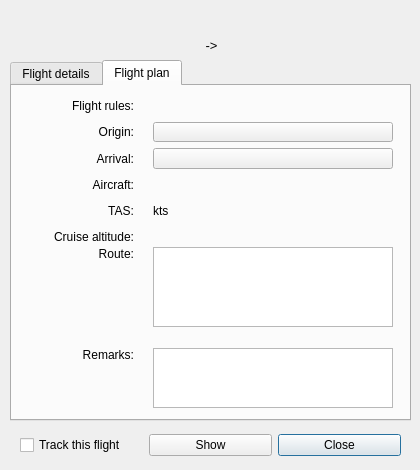
Old version of the form source/ui/resources/flightdetailswindow.ui in the repository Vatsinator/vatsinator-legacy.
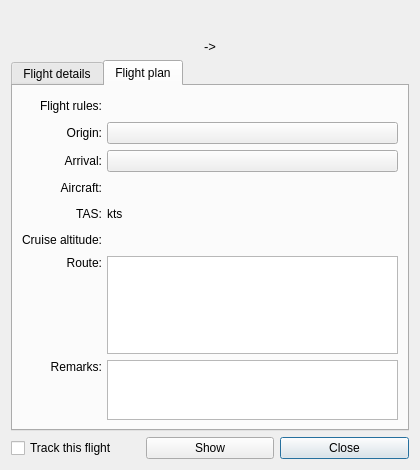
New version of the form. The open tabs and pages were chosen to show the change. Icons and pictures are not drawn. Custom widgets are drawn as their Qt base class.

What changed in the file:
```diff
--- a/source/ui/resources/flightdetailswindow.ui
+++ b/source/ui/resources/flightdetailswindow.ui
@@ -13,24 +13,6 @@
     <height>470</height>
    </rect>
   </property>
-  <property name="sizePolicy">
-   <sizepolicy hsizetype="Fixed" vsizetype="Fixed">
-    <horstretch>0</horstretch>
-    <verstretch>0</verstretch>
-   </sizepolicy>
-  </property>
-  <property name="minimumSize">
-   <size>
-    <width>420</width>
-    <height>470</height>
-   </size>
-  </property>
-  <property name="maximumSize">
-   <size>
-    <width>420</width>
-    <height>470</height>
-   </size>
-  </property>
   <property name="windowTitle">
    <string>%1 - flight details</string>
   </property>
@@ -38,15 +20,43 @@
    <iconset resource="imgs.qrc">
     <normaloff>:/mainIcon/icon.png</normaloff>:/mainIcon/icon.png</iconset>
   </property>
+  <layout class="QVBoxLayout" name="verticalLayout_2">
+   <item>
+    <layout class="QVBoxLayout" name="verticalLayout">
+     <item>
+      <widget class="QLabel" name="CallsignLabel">
+       <property name="font">
+        <font>
+         <pointsize>14</pointsize>
+        </font>
+       </property>
+       <property name="text">
+        <string/>
+       </property>
+       <property name="alignment">
+        <set>Qt::AlignCenter</set>
+       </property>
+      </widget>
+     </item>
+     <item>
+      <widget class="QLabel" name="RouteLabel">
+       <property name="font">
+        <font>
+         <pointsize>10</pointsize>
+        </font>
+       </property>
+       <property name="text">
+        <string notr="true">-&gt;</string>
+       </property>
+       <property name="alignment">
+        <set>Qt::AlignCenter</set>
+       </property>
+      </widget>
+     </item>
+    </layout>
+   </item>
+   <item>
   <widget class="QTabWidget" name="InfoTab">
-   <property name="geometry">
-    <rect>
-     <x>10</x>
-     <y>60</y>
-     <width>401</width>
-     <height>361</height>
-    </rect>
-   </property>
    <property name="currentIndex">
     <number>0</number>
    </property>
@@ -452,101 +462,29 @@
     <attribute name="title">
      <string>Flight plan</string>
     </attribute>
-    <widget class="QWidget" name="layoutWidget2">
-     <property name="geometry">
-      <rect>
-       <x>10</x>
-       <y>10</y>
-       <width>371</width>
-       <height>151</height>
-      </rect>
-     </property>
-     <layout class="QGridLayout" name="gridLayout_3" columnstretch="0,0,0">
-      <property name="rightMargin">
-       <number>0</number>
-      </property>
-      <item row="0" column="1">
-       <spacer name="horizontalSpacer_15">
-        <property name="orientation">
-         <enum>Qt::Horizontal</enum>
-        </property>
-        <property name="sizeType">
-         <enum>QSizePolicy::Fixed</enum>
-        </property>
-        <property name="sizeHint" stdset="0">
+      <layout class="QGridLayout" name="gridLayout_2" rowstretch="0,0,0,0,0,0,2,1" rowminimumheight="20,20,20,20,20,20,0,0">
+       <property name="topMargin">
+        <number>10</number>
+       </property>
+       <property name="horizontalSpacing">
+        <number>5</number>
+       </property>
+       <item row="0" column="0">
+        <widget class="QLabel" name="FlightRulesLabelDesc">
+         <property name="maximumSize">
          <size>
-          <width>13</width>
-          <height>20</height>
-         </size>
-        </property>
-       </spacer>
-      </item>
-      <item row="4" column="2">
-       <widget class="QLabel" name="TrueAirSpeedLabel">
+           <width>120</width>
+           <height>16777215</height>
+          </size>
+         </property>
         <property name="text">
-         <string>kts</string>
-        </property>
-       </widget>
-      </item>
-      <item row="4" column="0">
-       <widget class="QLabel" name="TrueAirSpeedLabelDesc">
-        <property name="text">
-         <string>TAS:</string>
-        </property>
+          <string>Flight rules:</string>
+         </property>
         <property name="alignment">
          <set>Qt::AlignRight|Qt::AlignTrailing|Qt::AlignVCenter</set>
         </property>
        </widget>
       </item>
-      <item row="1" column="1">
-       <spacer name="horizontalSpacer_16">
-        <property name="orientation">
-         <enum>Qt::Horizontal</enum>
-        </property>
-        <property name="sizeType">
-         <enum>QSizePolicy::Fixed</enum>
-        </property>
-        <property name="sizeHint" stdset="0">
-         <size>
-          <width>13</width>
-          <height>20</height>
-         </size>
-        </property>
-       </spacer>
-      </item>
-      <item row="1" column="0">
-       <widget class="QLabel" name="OriginLabel">
-        <property name="text">
-         <string>Origin:</string>
-        </property>
-        <property name="alignment">
-         <set>Qt::AlignRight|Qt::AlignTrailing|Qt::AlignVCenter</set>
-        </property>
-       </widget>
-      </item>
-      <item row="2" column="1">
-       <spacer name="horizontalSpacer_17">
-        <property name="orientation">
-         <enum>Qt::Horizontal</enum>
-        </property>
-        <property name="sizeType">
-         <enum>QSizePolicy::Fixed</enum>
-        </property>
-        <property name="sizeHint" stdset="0">
-         <size>
-          <width>13</width>
-          <height>20</height>
-         </size>
-        </property>
-       </spacer>
-      </item>
-      <item row="3" column="2">
-       <widget class="QLabel" name="AircraftLabel">
-        <property name="text">
-         <string/>
-        </property>
-       </widget>
-      </item>
       <item row="3" column="0">
        <widget class="QLabel" name="AircraftLabelDesc">
         <property name="text">
@@ -558,36 +496,28 @@
        </widget>
       </item>
       <item row="3" column="1">
-       <spacer name="horizontalSpacer_18">
-        <property name="orientation">
-         <enum>Qt::Horizontal</enum>
-        </property>
-        <property name="sizeType">
-         <enum>QSizePolicy::Fixed</enum>
-        </property>
-        <property name="sizeHint" stdset="0">
-         <size>
-          <width>13</width>
-          <height>20</height>
-         </size>
-        </property>
-       </spacer>
-      </item>
-      <item row="5" column="1">
-       <spacer name="horizontalSpacer_20">
-        <property name="orientation">
-         <enum>Qt::Horizontal</enum>
-        </property>
-        <property name="sizeType">
-         <enum>QSizePolicy::Fixed</enum>
-        </property>
-        <property name="sizeHint" stdset="0">
-         <size>
-          <width>13</width>
-          <height>20</height>
-         </size>
-        </property>
-       </spacer>
+        <widget class="QLabel" name="AircraftLabel">
+         <property name="text">
+          <string/>
+         </property>
+        </widget>
+       </item>
+       <item row="4" column="0">
+        <widget class="QLabel" name="TrueAirSpeedLabelDesc">
+         <property name="text">
+          <string>TAS:</string>
+         </property>
+         <property name="alignment">
+          <set>Qt::AlignRight|Qt::AlignTrailing|Qt::AlignVCenter</set>
+         </property>
+        </widget>
+       </item>
+       <item row="4" column="1">
+        <widget class="QLabel" name="TrueAirSpeedLabel">
+         <property name="text">
+          <string>kts</string>
+         </property>
+        </widget>
       </item>
       <item row="5" column="0">
        <widget class="QLabel" name="CruiseAltitudeLabelDesc">
@@ -599,48 +529,7 @@
         </property>
        </widget>
       </item>
-      <item row="0" column="2">
-       <widget class="QLabel" name="FlightRulesLabel">
-        <property name="sizePolicy">
-         <sizepolicy hsizetype="Fixed" vsizetype="Preferred">
-          <horstretch>0</horstretch>
-          <verstretch>0</verstretch>
-         </sizepolicy>
-        </property>
-        <property name="minimumSize">
-         <size>
-          <width>240</width>
-          <height>0</height>
-         </size>
-        </property>
-        <property name="maximumSize">
-         <size>
-          <width>240</width>
-          <height>16777215</height>
-         </size>
-        </property>
-        <property name="text">
-         <string/>
-        </property>
-       </widget>
-      </item>
-      <item row="0" column="0">
-       <widget class="QLabel" name="FlightRulesLabelDesc">
-        <property name="sizePolicy">
-         <sizepolicy hsizetype="MinimumExpanding" vsizetype="Preferred">
-          <horstretch>0</horstretch>
-          <verstretch>0</verstretch>
-         </sizepolicy>
-        </property>
-        <property name="text">
-         <string>Flight rules:</string>
-        </property>
-        <property name="alignment">
-         <set>Qt::AlignRight|Qt::AlignTrailing|Qt::AlignVCenter</set>
-        </property>
-       </widget>
-      </item>
-      <item row="5" column="2">
+       <item row="5" column="1">
        <widget class="QLabel" name="CruiseAltitude">
         <property name="text">
          <string/>
@@ -650,72 +539,8 @@
         </property>
        </widget>
       </item>
-      <item row="2" column="0">
-       <widget class="QLabel" name="ArrivalLabel">
-        <property name="text">
-         <string>Arrival:</string>
-        </property>
-        <property name="alignment">
-         <set>Qt::AlignRight|Qt::AlignTrailing|Qt::AlignVCenter</set>
-        </property>
-       </widget>
-      </item>
-      <item row="4" column="1">
-       <spacer name="horizontalSpacer_19">
-        <property name="orientation">
-         <enum>Qt::Horizontal</enum>
-        </property>
-        <property name="sizeType">
-         <enum>QSizePolicy::Fixed</enum>
-        </property>
-        <property name="sizeHint" stdset="0">
-         <size>
-          <width>13</width>
-          <height>20</height>
-         </size>
-        </property>
-       </spacer>
-      </item>
-      <item row="1" column="2">
-       <widget class="AirportDetailsButton" name="OriginButton">
-        <property name="text">
-         <string/>
-        </property>
-        <property name="flat">
-         <bool>false</bool>
-        </property>
-       </widget>
-      </item>
-      <item row="2" column="2">
-       <widget class="AirportDetailsButton" name="ArrivalButton">
-        <property name="text">
-         <string/>
-        </property>
-       </widget>
-      </item>
-     </layout>
-    </widget>
-    <widget class="QWidget" name="layoutWidget3">
-     <property name="geometry">
-      <rect>
-       <x>10</x>
-       <y>161</y>
-       <width>371</width>
-       <height>161</height>
-      </rect>
-     </property>
-     <layout class="QGridLayout" name="gridLayout_2">
-      <property name="rightMargin">
-       <number>0</number>
-      </property>
-      <item row="0" column="0">
+       <item row="6" column="0">
        <widget class="QLabel" name="label">
-        <property name="sizePolicy">
-         <sizepolicy hsizetype="MinimumExpanding" vsizetype="Preferred">
-          <horstretch>0</horstretch>
-          <verstretch>0</verstretch>
-         </sizepolicy>
-        </property>
         <property name="text">
          <string>Route:</string>
         </property>
@@ -724,49 +549,11 @@
         </property>
        </widget>
       </item>
-      <item row="1" column="0">
-       <widget class="QLabel" name="label_2">
-        <property name="text">
-         <string>Remarks:</string>
-        </property>
-        <property name="alignment">
-         <set>Qt::AlignRight|Qt::AlignTop|Qt::AlignTrailing</set>
-        </property>
-       </widget>
-      </item>
-      <item row="1" column="1">
-       <spacer name="horizontalSpacer_9">
-        <property name="orientation">
-         <enum>Qt::Horizontal</enum>
-        </property>
-        <property name="sizeType">
-         <enum>QSizePolicy::Fixed</enum>
-        </property>
-        <property name="sizeHint" stdset="0">
-         <size>
-          <width>13</width>
-          <height>20</height>
-         </size>
-        </property>
-       </spacer>
-      </item>
-      <item row="0" column="2" alignment="Qt::AlignTop">
+       <item row="6" column="1">
        <widget class="QPlainTextEdit" name="RouteField">
-        <property name="sizePolicy">
-         <sizepolicy hsizetype="Fixed" vsizetype="Fixed">
-          <horstretch>0</horstretch>
-          <verstretch>0</verstretch>
-         </sizepolicy>
-        </property>
         <property name="minimumSize">
          <size>
-          <width>240</width>
-          <height>80</height>
-         </size>
-        </property>
-        <property name="maximumSize">
-         <size>
-          <width>240</width>
+           <width>220</width>
           <height>80</height>
          </size>
         </property>
@@ -784,33 +571,83 @@
         </property>
        </widget>
       </item>
+       <item row="7" column="0">
+        <widget class="QLabel" name="label_2">
+         <property name="text">
+          <string>Remarks:</string>
+         </property>
+         <property name="alignment">
+          <set>Qt::AlignRight|Qt::AlignTop|Qt::AlignTrailing</set>
+         </property>
+        </widget>
+       </item>
+       <item row="1" column="0">
+        <widget class="QLabel" name="OriginLabel">
+         <property name="text">
+          <string>Origin:</string>
+         </property>
+         <property name="alignment">
+          <set>Qt::AlignRight|Qt::AlignTrailing|Qt::AlignVCenter</set>
+         </property>
+        </widget>
+       </item>
       <item row="0" column="1">
-       <spacer name="horizontalSpacer_8">
-        <property name="orientation">
-         <enum>Qt::Horizontal</enum>
-        </property>
-        <property name="sizeType">
-         <enum>QSizePolicy::Fixed</enum>
-        </property>
-        <property name="sizeHint" stdset="0">
+        <widget class="QLabel" name="FlightRulesLabel">
+         <property name="sizePolicy">
+          <sizepolicy hsizetype="Fixed" vsizetype="Preferred">
+           <horstretch>0</horstretch>
+           <verstretch>0</verstretch>
+          </sizepolicy>
+         </property>
+         <property name="minimumSize">
+          <size>
+           <width>220</width>
+           <height>0</height>
+          </size>
+         </property>
+         <property name="text">
+          <string/>
+         </property>
+        </widget>
+       </item>
+       <item row="1" column="1">
+        <widget class="AirportDetailsButton" name="OriginButton">
+         <property name="minimumSize">
          <size>
-          <width>13</width>
-          <height>20</height>
-         </size>
-        </property>
-       </spacer>
-      </item>
-      <item row="1" column="2">
+           <width>220</width>
+           <height>0</height>
+          </size>
+         </property>
+         <property name="text">
+          <string/>
+         </property>
+         <property name="flat">
+          <bool>false</bool>
+         </property>
+        </widget>
+       </item>
+       <item row="2" column="0">
+        <widget class="QLabel" name="ArrivalLabel">
+         <property name="text">
+          <string>Arrival:</string>
+         </property>
+         <property name="alignment">
+          <set>Qt::AlignRight|Qt::AlignTrailing|Qt::AlignVCenter</set>
+         </property>
+        </widget>
+       </item>
+       <item row="2" column="1">
+        <widget class="AirportDetailsButton" name="ArrivalButton">
+         <property name="text">
+          <string/>
+         </property>
+        </widget>
+       </item>
+       <item row="7" column="1">
        <widget class="QPlainTextEdit" name="RemarksField">
         <property name="minimumSize">
          <size>
-          <width>240</width>
-          <height>60</height>
-         </size>
-        </property>
-        <property name="maximumSize">
-         <size>
-          <width>240</width>
+           <width>220</width>
           <height>60</height>
          </size>
         </property>
@@ -828,58 +665,8 @@
      </layout>
     </widget>
    </widget>
-  </widget>
-  <widget class="QWidget" name="layoutWidget4">
-   <property name="geometry">
-    <rect>
-     <x>6</x>
-     <y>5</y>
-     <width>411</width>
-     <height>51</height>
-    </rect>
-   </property>
-   <layout class="QVBoxLayout" name="verticalLayout">
-    <item>
-     <widget class="QLabel" name="CallsignLabel">
-      <property name="font">
-       <font>
-        <pointsize>14</pointsize>
-       </font>
-      </property>
-      <property name="text">
-       <string/>
-      </property>
-      <property name="alignment">
-       <set>Qt::AlignCenter</set>
-      </property>
-     </widget>
     </item>
     <item>
-     <widget class="QLabel" name="RouteLabel">
-      <property name="font">
-       <font>
-        <pointsize>10</pointsize>
-       </font>
-      </property>
-      <property name="text">
-       <string notr="true">-&gt;</string>
-      </property>
-      <property name="alignment">
-       <set>Qt::AlignCenter</set>
-      </property>
-     </widget>
-    </item>
-   </layout>
-  </widget>
-  <widget class="QWidget" name="layoutWidget5">
-   <property name="geometry">
-    <rect>
-     <x>20</x>
-     <y>430</y>
-     <width>381</width>
-     <height>31</height>
-    </rect>
-   </property>
    <layout class="QHBoxLayout" name="horizontalLayout">
     <item>
      <widget class="QCheckBox" name="TrackFlightBox">
@@ -906,7 +693,8 @@
      </widget>
     </item>
    </layout>
-  </widget>
+   </item>
+  </layout>
  </widget>
  <customwidgets>
   <customwidget>
```
Left out of the diff: 427 changed lines with no effect on the pictures. Lines whose indentation alone changed are shown as unchanged.
